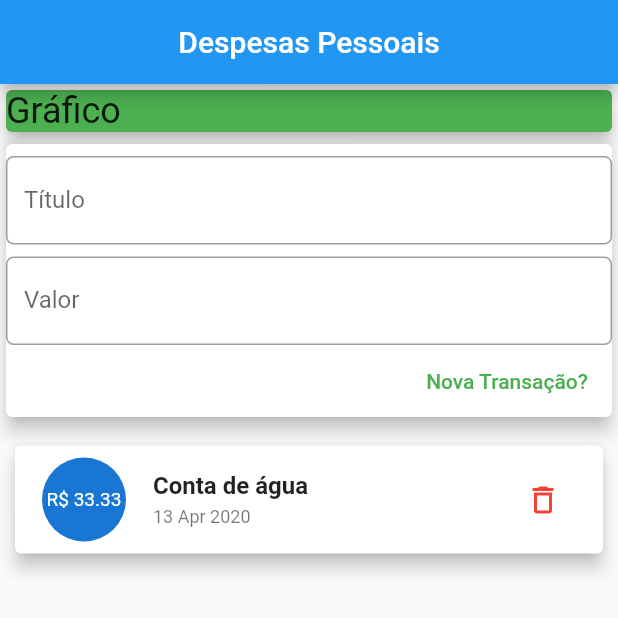
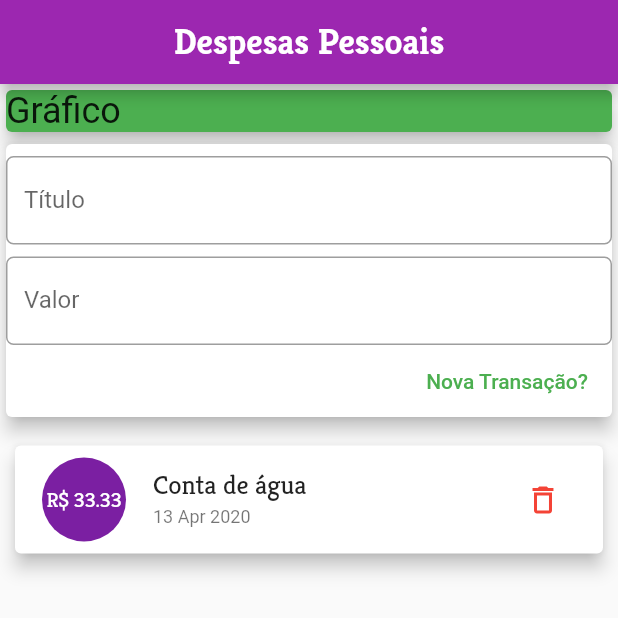
Before and after one commit to brandaoti/flutter-expenses-app, a Flutter app: the screen it shows after launch, on a phone screen of 412 x 824 dp, the top half of it. Run offline on Flutter 3.47's test engine with Material 2 defaults, Android fonts, the phone set to English and light mode, and no system bars.

Commit message:
Add fonts no pub e setado textThemes as fonts

```diff
--- a/lib/components/transaction_list.dart
+++ b/lib/components/transaction_list.dart
@@ -39,7 +39,7 @@ class TransactionList extends StatelessWidget {
               ),
               title: Text(
                 tr.title,
-                style: TextStyle(fontWeight: FontWeight.bold),
+                style: Theme.of(context).textTheme.title,
               ),
               subtitle: Text(
                 DateFormat('d MMM y').format(tr.date),
--- a/lib/material.dart
+++ b/lib/material.dart
@@ -8,6 +8,26 @@ class TransactionMaterial extends StatelessWidget {
     // Build Material
     return MaterialApp(
       debugShowCheckedModeBanner: false,
+      theme: ThemeData(
+        primarySwatch: Colors.purple,
+        fontFamily: 'Kreon',
+        textTheme: ThemeData.light().textTheme.copyWith(
+              title: TextStyle(
+                fontFamily: 'Kreon',
+                fontSize: 18,
+                fontWeight: FontWeight.w500,
+              ),
+            ),
+        appBarTheme: AppBarTheme(
+          textTheme: ThemeData.light().textTheme.copyWith(
+                title: TextStyle(
+                  fontFamily: 'Kreon',
+                  fontSize: 24,
+                  fontWeight: FontWeight.w600,
+                ),
+              ),
+        ),
+      ),
       home: ExpensesApp(),
     );
   }
```
Also changed, not shown: pubspec.yaml (+11 -6 lines).
